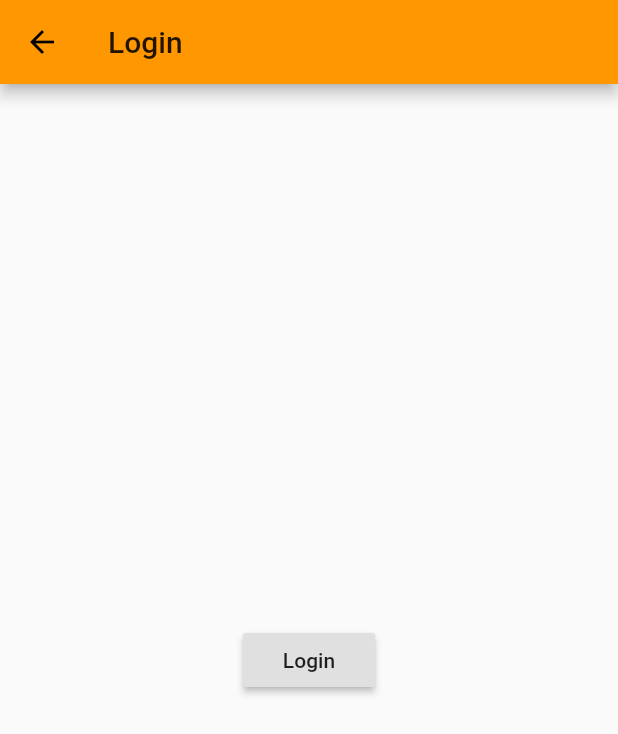
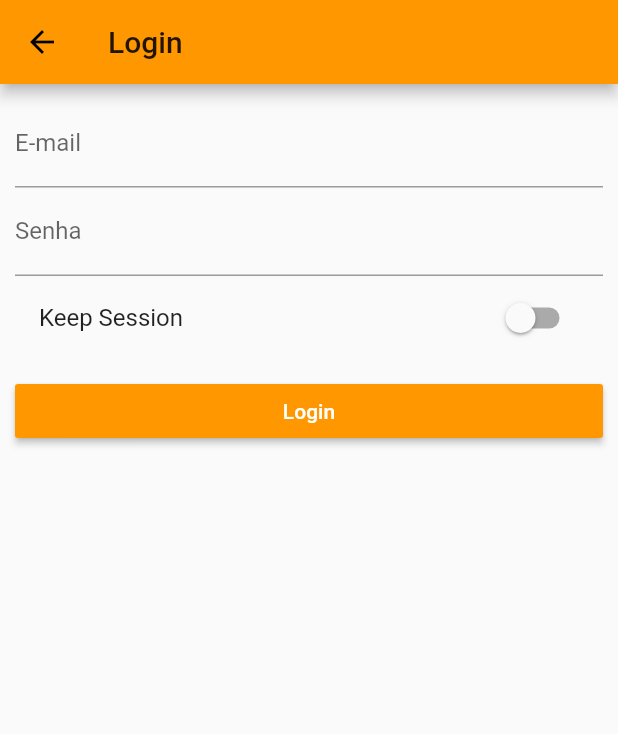
Before and after one commit to desconexo/flutter_project, a Flutter app: the AuthPage screen opened directly, on a phone screen of 412 x 824 dp. Shown: the top 734 px of the screen. Run offline on Flutter 3.47's test engine with Material 2 defaults, Android fonts, the phone set to English and light mode, and no system bars.

Commit message:
login screen

```diff
--- a/lib/main.dart
+++ b/lib/main.dart
@@ -1,5 +1,6 @@
 import 'package:flutter/material.dart';
 
+import './pages/auth.dart';
 import './pages/products_admin.dart';
 import './pages/products.dart';
 import './pages/product.dart';
@@ -38,7 +39,8 @@ class _MyAppState extends State<MyApp> {
       ),
       //home: AuthPage(),
       routes: {
-        '/': (BuildContext context) => ProductsPage(
+        '/': (BuildContext context) => AuthPage(),
+        '/products': (BuildContext context) => ProductsPage(
               _products,
             ),
         '/admin': (BuildContext context) =>
--- a/lib/pages/auth.dart
+++ b/lib/pages/auth.dart
@@ -1,18 +1,64 @@
 import 'package:flutter/material.dart';
 
-class AuthPage extends StatelessWidget {
+class AuthPage extends StatefulWidget {
+  @override
+  State<StatefulWidget> createState() {
+    return _AuthState();
+  }
+}
+
+class _AuthState extends State<AuthPage> {
+  String _emailValue;
+  String _senhaValue;
+  bool _keepSession = false;
   @override
   Widget build(BuildContext context) {
     return Scaffold(
       appBar: AppBar(
         title: Text('Login'),
       ),
-      body: Center(
-        child: RaisedButton(
-          child: Text('Login'),
-          onPressed: () {
-            Navigator.pushReplacementNamed(context, '/');
-          },
+      body: Container(
+        margin: EdgeInsets.all(10.0),
+        child: ListView(
+          children: <Widget>[
+            TextField(
+              decoration: InputDecoration(labelText: 'E-mail'),
+              onChanged: (String value) {
+                setState(() {
+                  _emailValue = value;
+                });
+              },
+            ),
+            TextField(
+              decoration: InputDecoration(labelText: 'Senha'),
+              obscureText: true,
+              onChanged: (String value) {
+                setState(() {
+                  _senhaValue = value;
+                });
+              },
+            ),
+            SwitchListTile(
+              title: Text('Keep Session'),
+              value: _keepSession,
+              onChanged: (bool value) {
+                setState(() {
+                  _keepSession = value;
+                });
+              },
+            ),
+            SizedBox(
+              height: 10.0,
+            ),
+            RaisedButton(
+              child: Text('Login'),
+              color: Theme.of(context).primaryColor,
+              textColor: Colors.white,
+              onPressed: () {
+                Navigator.pushReplacementNamed(context, '/products');
+              },
+            ),
+          ],
         ),
       ),
     );
--- a/lib/pages/products_admin.dart
+++ b/lib/pages/products_admin.dart
@@ -27,7 +27,7 @@ class ProductsAdminPage extends StatelessWidget {
               ),
               ListTile(
                 title: Text('All Products'),
-                onTap: () => Navigator.pushReplacementNamed(context, '/'),
+                onTap: () => Navigator.pushReplacementNamed(context, '/products'),
               ),
             ],
           ),
```
Also changed, not shown: lib/pages/product_create.dart (+16 -9 lines).
